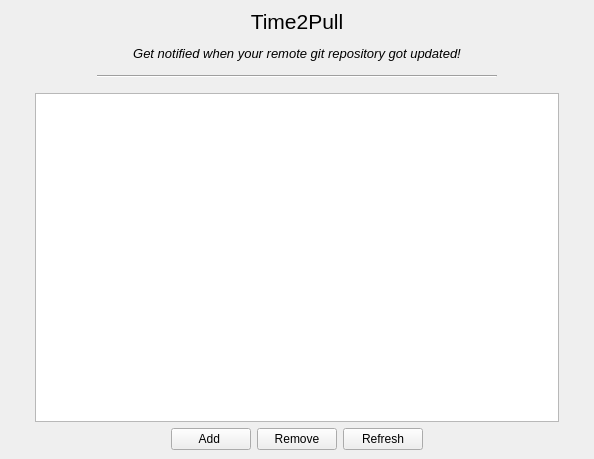
Above: time2pull/forms/main_window.ui from ColinDuquesnoy/Time2Pull before the change. Below: the same form after it.
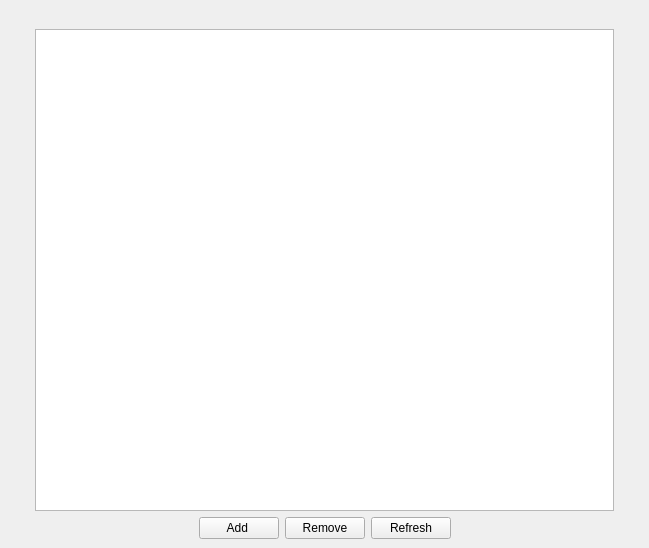
That is the form after the change. Icons and pictures are not drawn.

Commit message: Add banner and doc

Diff of the .ui file:
```diff
--- a/time2pull/forms/main_window.ui
+++ b/time2pull/forms/main_window.ui
@@ -6,8 +6,8 @@
    <rect>
     <x>0</x>
     <y>0</y>
-    <width>594</width>
-    <height>459</height>
+    <width>649</width>
+    <height>548</height>
    </rect>
   </property>
   <property name="windowTitle">
@@ -19,124 +19,7 @@
   </property>
   <widget class="QWidget" name="centralwidget">
    <layout class="QGridLayout" name="gridLayout">
-    <item row="1" column="0">
-     <layout class="QHBoxLayout" name="horizontalLayout_2">
-      <property name="topMargin">
-       <number>0</number>
-      </property>
-      <item>
-       <spacer name="horizontalSpacer_4">
-        <property name="orientation">
-         <enum>Qt::Horizontal</enum>
-        </property>
-        <property name="sizeHint" stdset="0">
-         <size>
-          <width>40</width>
-          <height>20</height>
-         </size>
-        </property>
-       </spacer>
-      </item>
-      <item>
-       <widget class="Line" name="line">
-        <property name="minimumSize">
-         <size>
-          <width>400</width>
-          <height>0</height>
-         </size>
-        </property>
-        <property name="orientation">
-         <enum>Qt::Horizontal</enum>
-        </property>
-       </widget>
-      </item>
-      <item>
-       <spacer name="horizontalSpacer_3">
-        <property name="orientation">
-         <enum>Qt::Horizontal</enum>
-        </property>
-        <property name="sizeHint" stdset="0">
-         <size>
-          <width>40</width>
-          <height>20</height>
-         </size>
-        </property>
-       </spacer>
-      </item>
-     </layout>
-    </item>
-    <item row="0" column="0">
-     <widget class="QLabel" name="label">
-      <property name="text">
-       <string>&lt;html&gt;&lt;head/&gt;&lt;body&gt;&lt;p align=&quot;center&quot;&gt;&lt;img src=&quot;:/time2pull/icons/Time2Pull-small.png&quot;/&gt;&lt;/p&gt;&lt;p align=&quot;center&quot;&gt;&lt;span style=&quot; font-size:16pt;&quot;&gt;Time2Pull&lt;/span&gt;&lt;/p&gt;&lt;p align=&quot;center&quot;&gt;&lt;span style=&quot; font-size:10pt; font-style:italic;&quot;&gt;Get notified when your remote git repository got updated!&lt;/span&gt;&lt;/p&gt;&lt;/body&gt;&lt;/html&gt;</string>
-      </property>
-     </widget>
-    </item>
     <item row="3" column="0">
-     <layout class="QHBoxLayout" name="horizontalLayout_3">
-      <property name="topMargin">
-       <number>0</number>
-      </property>
-      <item>
-       <layout class="QVBoxLayout" name="verticalLayout">
-        <property name="leftMargin">
-         <number>0</number>
-        </property>
-        <item>
-         <widget class="QLabel" name="labelRefresh">
-          <property name="text">
-           <string/>
-          </property>
-         </widget>
-        </item>
-        <item>
-         <spacer name="verticalSpacer">
-          <property name="orientation">
-           <enum>Qt::Vertical</enum>
-          </property>
-          <property name="sizeHint" stdset="0">
-           <size>
-            <width>20</width>
-            <height>40</height>
-           </size>
-          </property>
-         </spacer>
-        </item>
-       </layout>
-      </item>
-      <item>
-       <widget class="QListWidget" name="listWidgetRepos"/>
-      </item>
-      <item>
-       <layout class="QVBoxLayout" name="verticalLayout_2">
-        <property name="leftMargin">
-         <number>0</number>
-        </property>
-        <item>
-         <spacer name="verticalSpacer_2">
-          <property name="orientation">
-           <enum>Qt::Vertical</enum>
-          </property>
-          <property name="sizeHint" stdset="0">
-           <size>
-            <width>20</width>
-            <height>40</height>
-           </size>
-          </property>
-         </spacer>
-        </item>
-        <item>
-         <widget class="QLabel" name="label_2">
-          <property name="text">
-           <string/>
-          </property>
-         </widget>
-        </item>
-       </layout>
-      </item>
-     </layout>
-    </item>
-    <item row="4" column="0">
      <layout class="QHBoxLayout" name="horizontalLayout">
       <item>
        <spacer name="horizontalSpacer">
@@ -202,6 +85,77 @@
       </item>
      </layout>
     </item>
+    <item row="2" column="0">
+     <layout class="QHBoxLayout" name="horizontalLayout_3">
+      <property name="topMargin">
+       <number>0</number>
+      </property>
+      <item>
+       <layout class="QVBoxLayout" name="verticalLayout">
+        <property name="leftMargin">
+         <number>0</number>
+        </property>
+        <item>
+         <widget class="QLabel" name="labelRefresh">
+          <property name="text">
+           <string/>
+          </property>
+         </widget>
+        </item>
+        <item>
+         <spacer name="verticalSpacer">
+          <property name="orientation">
+           <enum>Qt::Vertical</enum>
+          </property>
+          <property name="sizeHint" stdset="0">
+           <size>
+            <width>20</width>
+            <height>40</height>
+           </size>
+          </property>
+         </spacer>
+        </item>
+       </layout>
+      </item>
+      <item>
+       <widget class="QListWidget" name="listWidgetRepos"/>
+      </item>
+      <item>
+       <layout class="QVBoxLayout" name="verticalLayout_2">
+        <property name="leftMargin">
+         <number>0</number>
+        </property>
+        <item>
+         <spacer name="verticalSpacer_2">
+          <property name="orientation">
+           <enum>Qt::Vertical</enum>
+          </property>
+          <property name="sizeHint" stdset="0">
+           <size>
+            <width>20</width>
+            <height>40</height>
+           </size>
+          </property>
+         </spacer>
+        </item>
+        <item>
+         <widget class="QLabel" name="label_2">
+          <property name="text">
+           <string/>
+          </property>
+         </widget>
+        </item>
+       </layout>
+      </item>
+     </layout>
+    </item>
+    <item row="0" column="0">
+     <widget class="QLabel" name="label">
+      <property name="text">
+       <string>&lt;html&gt;&lt;head/&gt;&lt;body&gt;&lt;p&gt;&lt;img src=&quot;:/time2pull/icons/Time2Pull_banner.png&quot;/&gt;&lt;/p&gt;&lt;/body&gt;&lt;/html&gt;</string>
+      </property>
+     </widget>
+    </item>
    </layout>
   </widget>
   <action name="actionQuit">
```
The commit also changes 7 other files.
